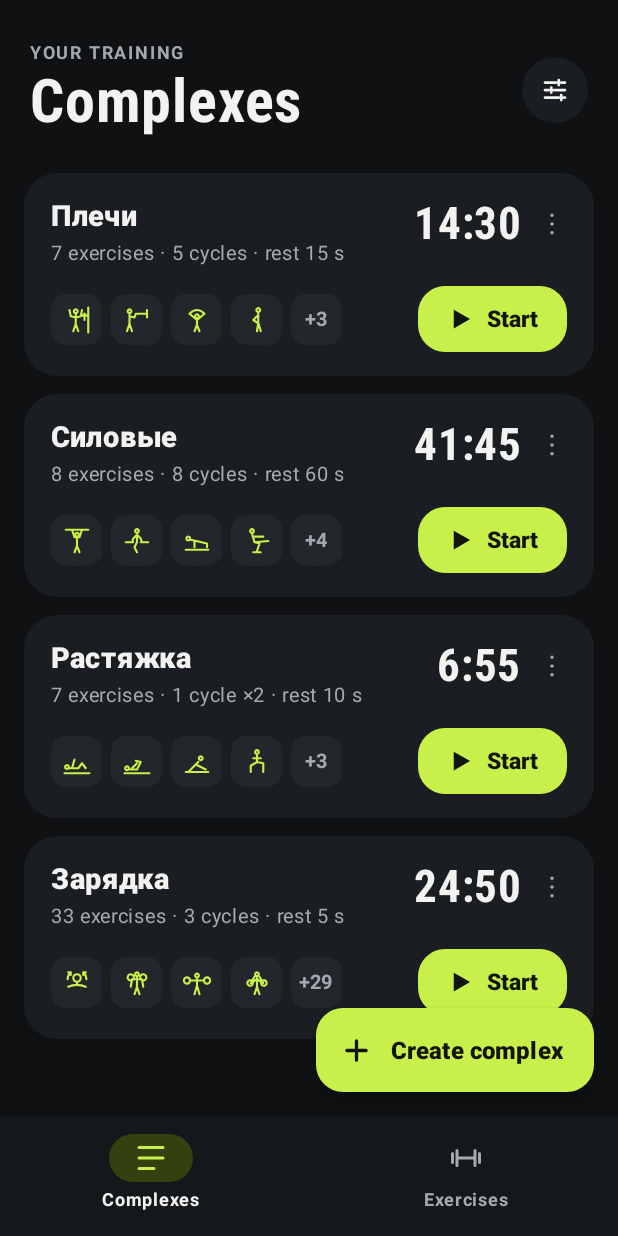
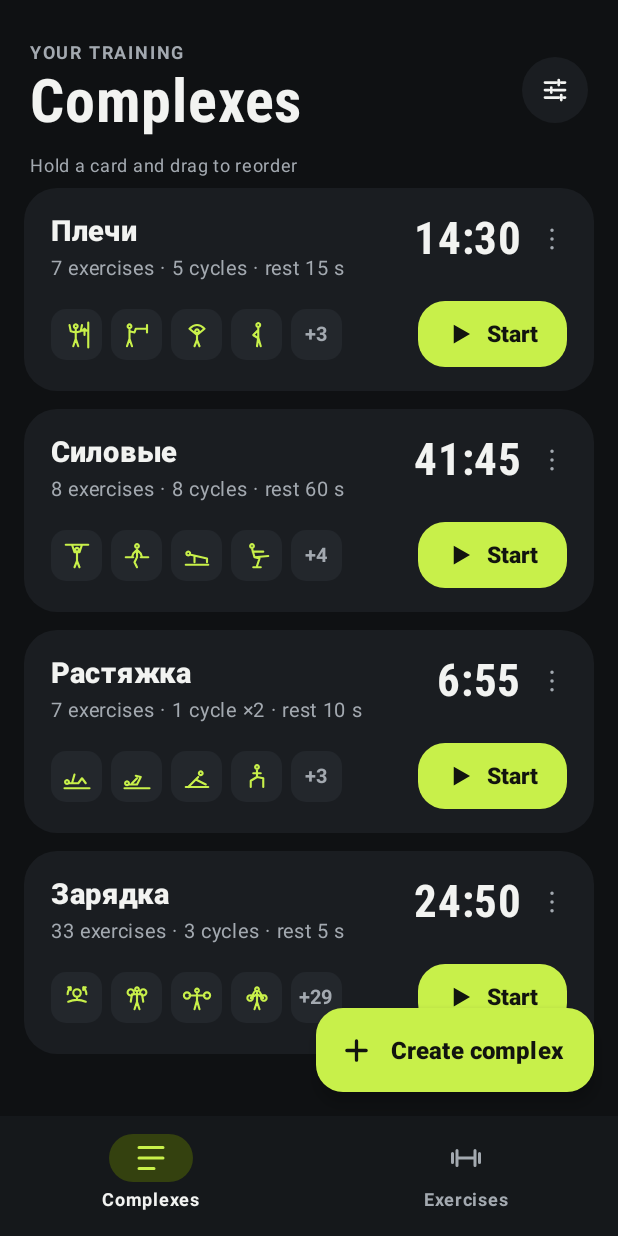
Before and after one commit to anmura/training-timer, an Android app built with Jetpack Compose: the screen it shows after launch (MainActivity), on a phone screen of 412 x 824 dp. Run offline under Robolectric (Android 15) with nearby library versions, the phone set to English and light mode, and no system bars.

Commit message:
Reorder complexes, pinned add buttons, move exercises in/out of cycles, per-cycle rest
Co-Authored-By: Claude Opus 5.5 <noreply@anthropic.com>
Claude-Session: https://claude.ai/code/session_01VKJpjF76y6zY4cgfP6iZUP

```diff
--- a/app/src/main/java/com/trainingtimer/app/data/ImportExport.kt
+++ b/app/src/main/java/com/trainingtimer/app/data/ImportExport.kt
@@ -118,7 +118,8 @@ object ImportExport {
                     val cycle = it.optJSONObject("cycle")
                     if (cycle != null) {
                         val steps = parseSteps(cycle.optJSONArray("items") ?: JSONArray(), name, byName, errors)
-                        if (steps.isNotEmpty()) items += ComplexItem.Cycle(cycle.optInt("repeats", 1).coerceIn(1, 99), steps)
+                        val cycleRest = if (cycle.has("rest")) cycle.optInt("rest", 0).coerceIn(0, 3600) else null
+                        if (steps.isNotEmpty()) items += ComplexItem.Cycle(cycle.optInt("repeats", 1).coerceIn(1, 99), steps, rest = cycleRest)
                     } else {
                         val step = parseStep(it, name, byName, errors)
                         if (step != null) items += ComplexItem.Single(step)
@@ -182,7 +183,9 @@ object ImportExport {
                     is ComplexItem.Cycle -> {
                         val steps = JSONArray()
                         for (s in item.steps) byId[s.exerciseId]?.let { steps.put(stepJson(it, s)) }
-                        items.put(JSONObject().put("cycle", JSONObject().put("repeats", item.repeats).put("items", steps)))
+                        val c = JSONObject().put("repeats", item.repeats).put("items", steps)
+                        if (item.rest != null) c.put("rest", item.rest)
+                        items.put(JSONObject().put("cycle", c))
                     }
                 }
             }
--- a/app/src/main/java/com/trainingtimer/app/data/Models.kt
+++ b/app/src/main/java/com/trainingtimer/app/data/Models.kt
@@ -14,7 +14,13 @@ sealed class ComplexItem {
 
     data class Single(val step: Step, override val key: String = newId()) : ComplexItem()
 
-    data class Cycle(val repeats: Int, val steps: List<Step>, override val key: String = newId()) : ComplexItem()
+    /** [rest] is the rest between exercises inside this cycle (also between its rounds); null = use the complex's rest. */
+    data class Cycle(
+        val repeats: Int,
+        val steps: List<Step>,
+        override val key: String = newId(),
+        val rest: Int? = null,
+    ) : ComplexItem()
 }
 
 data class Complex(
@@ -43,27 +49,43 @@ fun Complex.exerciseIds(): List<String> = items.flatMap { item ->
     }
 }
 
-/** Number of exercise intervals in the whole workout, cycles expanded. */
-fun Complex.setCount(): Int = items.sumOf { item ->
-    when (item) {
-        is ComplexItem.Single -> 1
-        is ComplexItem.Cycle -> item.steps.size * item.repeats
+/** One exercise interval of the expanded workout and the rest that follows it (0 after the last one). */
+data class FlatSet(
+    val exerciseId: String,
+    val seconds: Int,
+    val round: Int,
+    val rounds: Int,
+    val restAfter: Int,
+)
+
+private data class RawSet(val step: Step, val round: Int, val rounds: Int, val cycleKey: String?, val cycleRest: Int?)
+
+/** The workout in order, cycles expanded. Rest between two sets of the same cycle uses the cycle's own rest if set. */
+fun Complex.flatten(): List<FlatSet> {
+    val raw = ArrayList<RawSet>()
+    for (item in items) {
+        when (item) {
+            is ComplexItem.Single -> raw += RawSet(item.step, 0, 0, null, null)
+            is ComplexItem.Cycle -> for (r in 1..item.repeats) {
+                for (s in item.steps) raw += RawSet(s, r, item.repeats, item.key, item.rest)
+            }
+        }
+    }
+    return raw.mapIndexed { i, r ->
+        val rest = when {
+            i == raw.lastIndex -> 0
+            r.cycleKey != null && r.cycleKey == raw[i + 1].cycleKey -> r.cycleRest ?: restSeconds
+            else -> restSeconds
+        }
+        FlatSet(r.step.exerciseId, r.step.seconds, r.round, r.rounds, rest)
     }
 }
 
-/** Total workout length in seconds: all exercises plus rest between them (no rest after the last one). */
-fun Complex.totalSeconds(): Int {
-    var work = 0
-    for (item in items) {
-        when (item) {
-            is ComplexItem.Single -> work += item.step.seconds
-            is ComplexItem.Cycle -> work += item.steps.sumOf { it.seconds } * item.repeats
-        }
-    }
-    val sets = setCount()
-    val rest = if (sets > 1) (sets - 1) * restSeconds else 0
-    return work + rest
-}
+/** Number of exercise intervals in the whole workout, cycles expanded. */
+fun Complex.setCount(): Int = flatten().size
+
+/** Total workout length in seconds: all exercises plus the rests between them. */
+fun Complex.totalSeconds(): Int = flatten().sumOf { it.seconds + it.restAfter }
 
 fun Complex.describe(): String {
     val n = exerciseIds().size
--- a/app/src/main/java/com/trainingtimer/app/data/Repo.kt
+++ b/app/src/main/java/com/trainingtimer/app/data/Repo.kt
@@ -147,6 +147,16 @@ object Repo {
 
     fun deleteComplex(id: String) = update { d -> d.copy(complexes = d.complexes.filter { it.id != id }) }
 
+    fun moveComplex(from: Int, to: Int) = update { d ->
+        if (from !in d.complexes.indices || to !in d.complexes.indices) {
+            d
+        } else {
+            val list = d.complexes.toMutableList()
+            list.add(to, list.removeAt(from))
+            d.copy(complexes = list)
+        }
+    }
+
     // ---------- settings / import ----------
 
     fun updateSettings(settings: Settings) = update { it.copy(settings = settings) }
@@ -199,7 +209,9 @@ object Codec {
                     is ComplexItem.Cycle -> {
                         val steps = JSONArray()
                         for (s in item.steps) steps.put(JSONObject().put("ex", s.exerciseId).put("sec", s.seconds))
-                        items.put(JSONObject().put("type", "cycle").put("repeats", item.repeats).put("steps", steps))
+                        val o = JSONObject().put("type", "cycle").put("repeats", item.repeats).put("steps", steps)
+                        if (item.rest != null) o.put("rest", item.rest)
+                        items.put(o)
                     }
                 }
             }
@@ -240,7 +252,8 @@ object Codec {
                             val s = stArr.getJSONObject(k)
                             steps += Step(s.getString("ex"), s.getInt("sec"))
                         }
-                        items += ComplexItem.Cycle(it.optInt("repeats", 1), steps)
+                        val rest = if (it.has("rest")) it.optInt("rest", 0) else null
+                        items += ComplexItem.Cycle(it.optInt("repeats", 1), steps, rest = rest)
                     } else {
                         items += ComplexItem.Single(Step(it.getString("ex"), it.getInt("sec")))
                     }
--- a/app/src/main/java/com/trainingtimer/app/ui/HomeScreen.kt
+++ b/app/src/main/java/com/trainingtimer/app/ui/HomeScreen.kt
@@ -10,6 +10,8 @@ import androidx.compose.foundation.background
 import androidx.compose.foundation.clickable
 import androidx.compose.foundation.layout.Arrangement
 import androidx.compose.foundation.layout.Box
+import androidx.compose.foundation.rememberScrollState
+import androidx.compose.foundation.verticalScroll
 import androidx.compose.foundation.layout.BoxWithConstraints
 import androidx.compose.foundation.layout.size
 import androidx.compose.foundation.layout.Column
@@ -211,23 +213,36 @@ private fun ComplexesTab(
 ) {
     var toDelete by remember { mutableStateOf<Complex?>(null) }
     val exById = remember(data.exercises) { data.exercises.associateBy { it.id } }
-    LazyColumn(
-        modifier = Modifier.fillMaxSize(),
-        contentPadding = PaddingValues(start = 16.dp, end = 16.dp, bottom = 100.dp),
-        verticalArrangement = Arrangement.spacedBy(12.dp),
+    Column(
+        Modifier
+            .fillMaxSize()
+            .verticalScroll(rememberScrollState())
+            .padding(start = 16.dp, end = 16.dp, bottom = 100.dp),
     ) {
-        item {
-            TabHeader("Your training", "Complexes") {
-                RoundIconButton(UiIcons.SETTINGS, "Settings", onSettings, background = C.Surface, iconSize = 20.dp)
-            }
+        TabHeader("Your training", "Complexes") {
+            RoundIconButton(UiIcons.SETTINGS, "Settings", onSettings, background = C.Surface, iconSize = 20.dp)
         }
         if (data.complexes.isEmpty()) {
-            item { EmptyState("No complexes yet", "Tap “Create complex” to build your first training.") }
+            EmptyState("No complexes yet", "Tap “Create complex” to build your first training.")
         }
-        items(data.complexes, key = { it.id }) { c ->
+        if (data.complexes.size > 1) {
+            Text(
+                "Hold a card and drag to reorder",
+                fontSize = 12.sp,
+                color = C.Muted,
+                modifier = Modifier.padding(start = 4.dp, bottom = 8.dp),
+            )
+        }
+        DraggableColumn(
+            items = data.complexes,
+            keyOf = { it.id },
+            onMove = { from, to -> Repo.moveComplex(from, to) },
+            spacing = 12.dp,
+        ) { c, _, handle ->
             ComplexCard(
                 complex = c,
                 exById = exById,
+                handle = handle,
                 onStart = { onStart(c) },
                 onEdit = { onEdit(c.id) },
                 onDelete = { toDelete = c },
@@ -252,13 +267,14 @@ private fun ComplexesTab(
 private fun ComplexCard(
     complex: Complex,
     exById: Map<String, Exercise>,
+    handle: Modifier,
     onStart: () -> Unit,
     onEdit: () -> Unit,
     onDelete: () -> Unit,
 ) {
     val icons = complex.exerciseIds().distinct().mapNotNull { exById[it]?.icon }
     Column(
-        Modifier
+        handle
             .fillMaxWidth()
             .clip(RoundedCornerShape(22.dp))
             .background(C.Surface)
```
Also changed, not shown: app/src/main/java/com/trainingtimer/app/ui/ComplexEditorScreen.kt (+75 -11 lines), app/src/main/java/com/trainingtimer/app/workout/WorkoutEngine.kt (+8 -26 lines).
